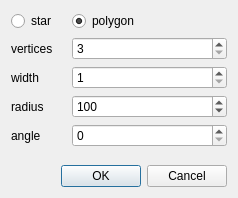
Old version of the form lib/polygon/polygondialog.ui in the repository BigCubeCat/paint.
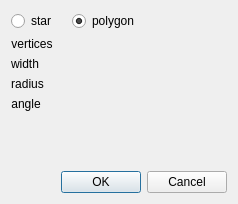
New version of the form. Icons and pictures are not drawn.

```diff
--- a/lib/polygon/polygondialog.ui
+++ b/lib/polygon/polygondialog.ui
@@ -7,9 +7,15 @@
     <x>0</x>
     <y>0</y>
     <width>238</width>
-    <height>198</height>
+    <height>204</height>
    </rect>
   </property>
+  <property name="maximumSize">
+   <size>
+    <width>256</width>
+    <height>256</height>
+   </size>
+  </property>
   <property name="windowTitle">
    <string>Dialog</string>
   </property>
@@ -21,15 +27,8 @@
        <property name="text">
         <string>vertices</string>
        </property>
-      </widget>
-     </item>
-     <item row="1" column="1">
-      <widget class="QSpinBox" name="vertBox">
-       <property name="minimum">
-        <number>3</number>
-       </property>
-       <property name="maximum">
-        <number>200</number>
+       <property name="alignment">
+        <set>Qt::AlignmentFlag::AlignCenter</set>
        </property>
       </widget>
      </item>
@@ -38,15 +37,8 @@
        <property name="text">
         <string>width</string>
        </property>
-      </widget>
-     </item>
-     <item row="2" column="1">
-      <widget class="QSpinBox" name="widthBox">
-       <property name="minimum">
-        <number>1</number>
-       </property>
-       <property name="maximum">
-        <number>500</number>
+       <property name="alignment">
+        <set>Qt::AlignmentFlag::AlignCenter</set>
        </property>
       </widget>
      </item>
@@ -55,18 +47,8 @@
        <property name="text">
         <string>radius</string>
        </property>
-      </widget>
-     </item>
-     <item row="3" column="1">
-      <widget class="QSpinBox" name="radiusBox">
-       <property name="minimum">
-        <number>1</number>
-       </property>
-       <property name="maximum">
-        <number>10000</number>
-       </property>
-       <property name="value">
-        <number>100</number>
+       <property name="alignment">
+        <set>Qt::AlignmentFlag::AlignCenter</set>
        </property>
       </widget>
      </item>
@@ -75,12 +57,8 @@
        <property name="text">
         <string>angle</string>
        </property>
-      </widget>
-     </item>
-     <item row="4" column="1">
-      <widget class="QSpinBox" name="angleBox">
-       <property name="maximum">
-        <number>360</number>
+       <property name="alignment">
+        <set>Qt::AlignmentFlag::AlignCenter</set>
        </property>
       </widget>
      </item>
```
Left out of the diff: 23 changed lines with no effect on the pictures.
